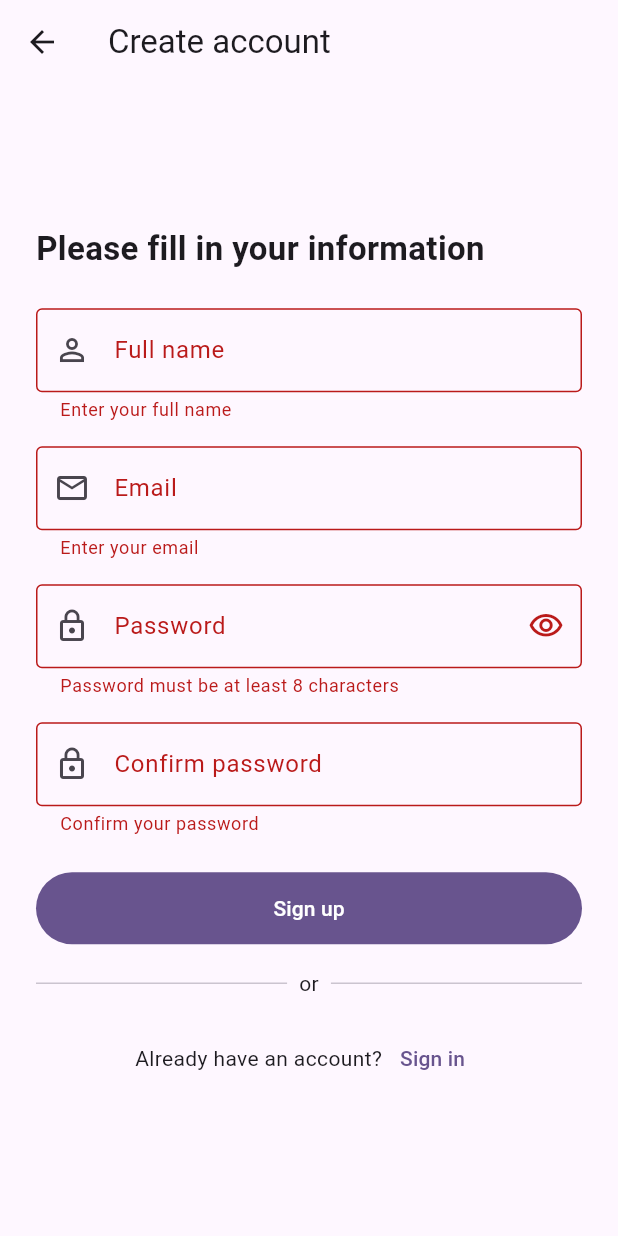
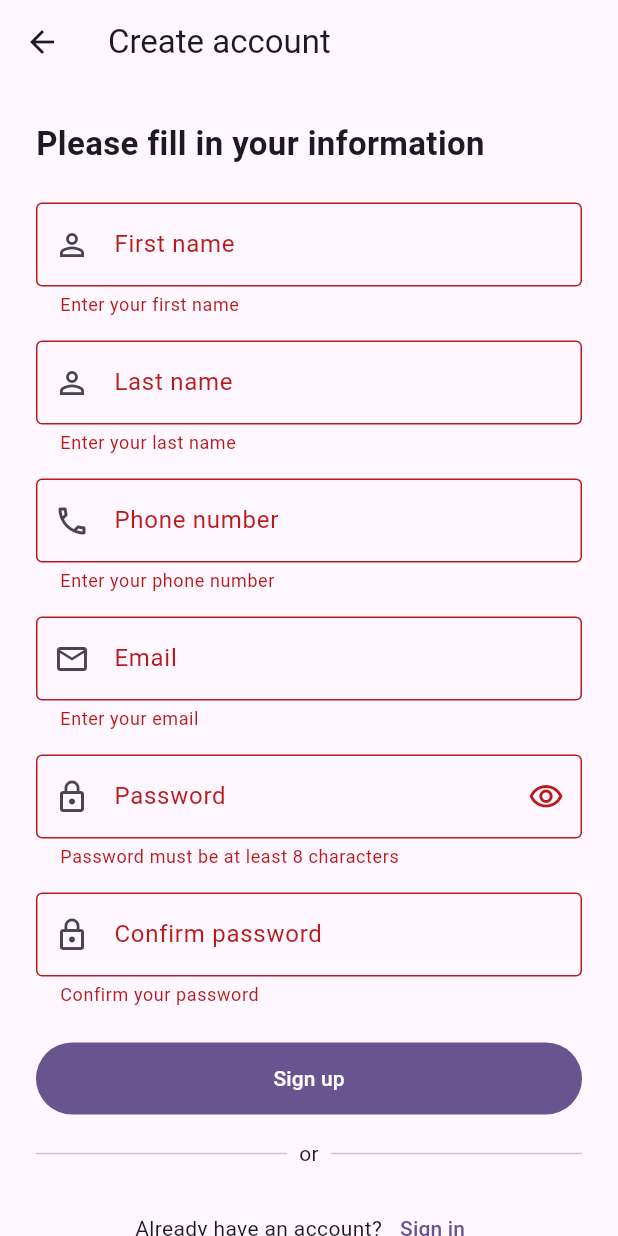
Before and after one commit to speanmeas/client, a Flutter app: the SignUp screen opened by its route, after a tap on "Sign up", on a phone screen of 412 x 824 dp. Run offline on Flutter 3.47's test engine with Material 3 defaults, Android fonts, the phone set to English and light mode, and no system bars; our stand-ins replace dio, package_info_plus.

Commit message:
update signup file

```diff
--- a/lib/page/sign_up/signup.dart
+++ b/lib/page/sign_up/signup.dart
@@ -9,11 +9,15 @@ class SignUp extends StatefulWidget {
 
 class _SignUpState extends State<SignUp> {
   final _formKey = GlobalKey<FormState>();
-  final _nameFocusNode = FocusNode();
+  final _firstNameFocusNode = FocusNode();
+  final _lastNameFocusNode = FocusNode();
+  final _phoneFocusNode = FocusNode();
   final _emailFocusNode = FocusNode();
   final _passwordFocusNode = FocusNode();
   final _confirmFocusNode = FocusNode();
-  final _nameController = TextEditingController();
+  final _firstNameController = TextEditingController();
+  final _lastNameController = TextEditingController();
+  final _phoneController = TextEditingController();
   final _emailController = TextEditingController();
   final _passwordController = TextEditingController();
   final _confirmController = TextEditingController();
@@ -23,11 +27,15 @@ class _SignUpState extends State<SignUp> {
 
   @override
   void dispose() {
-    _nameFocusNode.dispose();
+    _firstNameFocusNode.dispose();
+    _lastNameFocusNode.dispose();
+    _phoneFocusNode.dispose();
     _emailFocusNode.dispose();
     _passwordFocusNode.dispose();
     _confirmFocusNode.dispose();
-    _nameController.dispose();
+    _firstNameController.dispose();
+    _lastNameController.dispose();
+    _phoneController.dispose();
     _emailController.dispose();
     _passwordController.dispose();
     _confirmController.dispose();
@@ -62,11 +70,11 @@ class _SignUpState extends State<SignUp> {
     return Scaffold(
       appBar: AppBar(title: const Text('Create account')),
       body: SafeArea(
-        child: Center(
-          child: ConstrainedBox(
-            constraints: const BoxConstraints(maxWidth: 420),
-            child: SingleChildScrollView(
-              padding: const EdgeInsets.all(24),
+        child: SingleChildScrollView(
+          padding: const EdgeInsets.all(24),
+          child: Center(
+            child: ConstrainedBox(
+              constraints: const BoxConstraints(maxWidth: 420),
               child: Form(
                 key: _formKey,
                 child: Column(
@@ -81,17 +89,63 @@ class _SignUpState extends State<SignUp> {
                     ),
                     const SizedBox(height: 24),
                     TextFormField(
-                      focusNode: _nameFocusNode,
-                      controller: _nameController,
+                      focusNode: _firstNameFocusNode,
+                      controller: _firstNameController,
                       textInputAction: TextInputAction.next,
                       decoration: const InputDecoration(
-                        labelText: 'Full name',
+                        labelText: 'First name',
                         prefixIcon: Icon(Icons.person_outline),
                         border: OutlineInputBorder(),
                       ),
                       validator: (value) {
                         if (value == null || value.trim().isEmpty) {
-                          return 'Enter your full name';
+                          return 'Enter your first name';
+                        }
+                        return null;
+                      },
+                      onFieldSubmitted: (_) =>
+                          _focusNextField(_lastNameFocusNode),
+                    ),
+                    const SizedBox(height: 16),
+                    TextFormField(
+                      focusNode: _lastNameFocusNode,
+                      controller: _lastNameController,
+                      textInputAction: TextInputAction.next,
+                      decoration: const InputDecoration(
+                        labelText: 'Last name',
+                        prefixIcon: Icon(Icons.person_outline),
+                        border: OutlineInputBorder(),
+                      ),
+                      validator: (value) {
+                        if (value == null || value.trim().isEmpty) {
+                          return 'Enter your last name';
+                        }
+                        return null;
+                      },
+                      onFieldSubmitted: (_) => _focusNextField(_phoneFocusNode),
+                    ),
+                    const SizedBox(height: 16),
+                    TextFormField(
+                      focusNode: _phoneFocusNode,
+                      controller: _phoneController,
+                      keyboardType: TextInputType.phone,
+                      textInputAction: TextInputAction.next,
+                      decoration: const InputDecoration(
+                        labelText: 'Phone number',
+                        prefixIcon: Icon(Icons.phone_outlined),
+                        border: OutlineInputBorder(),
+                        hintText: '0xxxxxxxx',
+                      ),
+                      validator: (value) {
+                        final phone = value?.trim() ?? '';
+                        if (phone.isEmpty) {
+                          return 'Enter your phone number';
+                        }
+                        if (!RegExp(r'^[0-9]+$').hasMatch(phone)) {
+                          return 'Digits only';
+                        }
+                        if (phone.length < 8) {
+                          return 'Must be at least 8 digits';
                         }
                         return null;
                       },
--- a/pubspec.yaml
+++ b/pubspec.yaml
@@ -36,6 +36,8 @@ dependencies:
   cupertino_icons: ^1.0.8
   package_info_plus: ^10.1.0
   dio: ^5.9.2
+  shared_preferences: ^2.5.5
+  http: ^1.6.0
 
 dev_dependencies:
   flutter_test:
```
Also changed, not shown: pubspec.lock.
